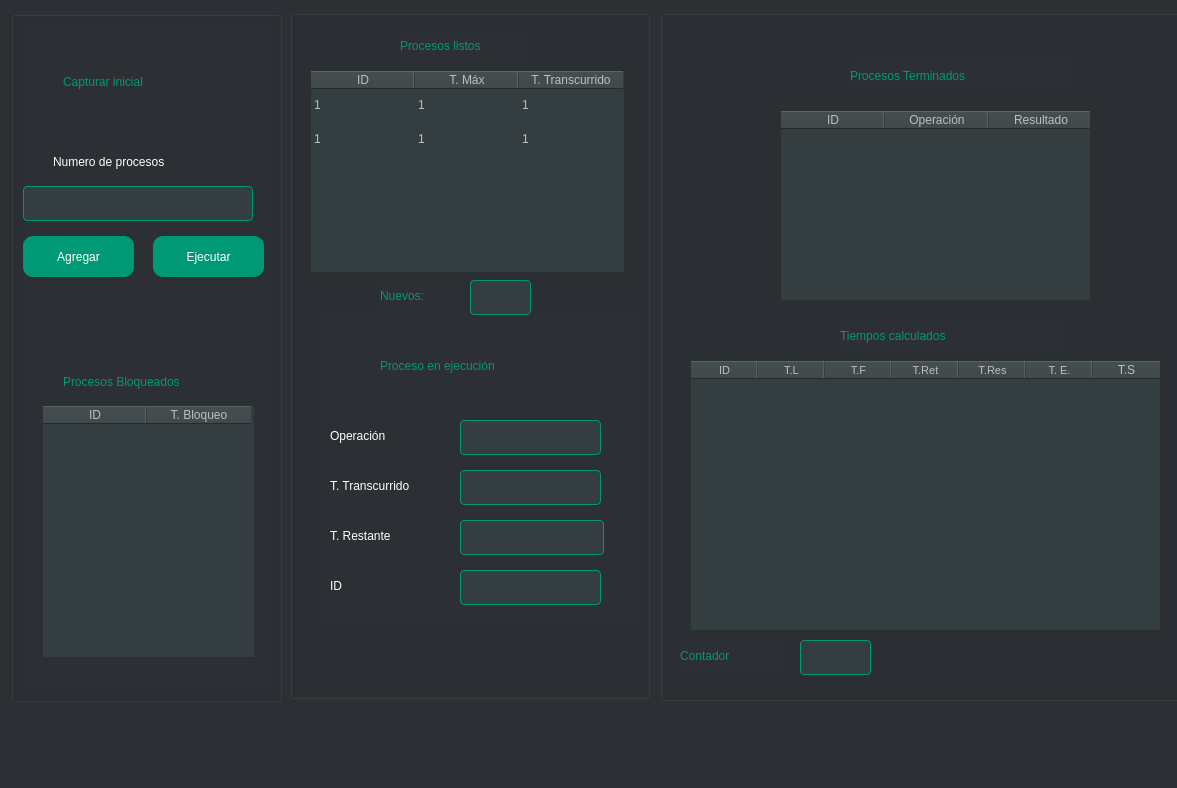
The window that view/mainwindow.ui (IvanBM18/Batch-Processing) describes before a commit, drawn with Qt 5.
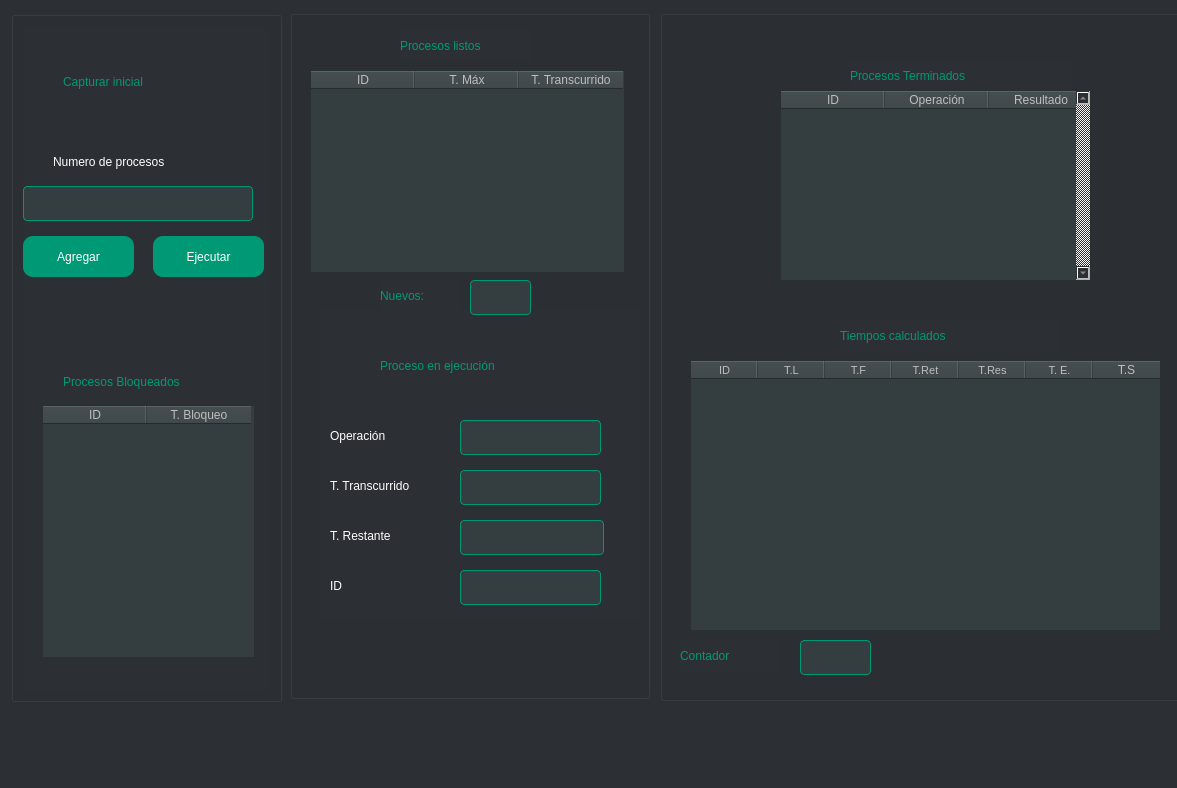
The same window after the commit.

```diff
--- a/view/mainwindow.ui
+++ b/view/mainwindow.ui
@@ -558,7 +558,7 @@
       <bool>false</bool>
      </property>
      <property name="rowCount">
-      <number>2</number>
+      <number>0</number>
      </property>
      <attribute name="horizontalHeaderVisible">
       <bool>true</bool>
@@ -593,16 +593,6 @@
      <attribute name="verticalHeaderHighlightSections">
       <bool>false</bool>
      </attribute>
-     <row>
-      <property name="text">
-       <string>Nueva fila</string>
-      </property>
-     </row>
-     <row>
-      <property name="text">
-       <string>2</string>
-      </property>
-     </row>
      <column>
       <property name="text">
        <string>ID</string>
@@ -618,36 +608,6 @@
        <string>T. Transcurrido</string>
       </property>
      </column>
-     <item row="0" column="0">
-      <property name="text">
-       <string>1</string>
-      </property>
-     </item>
-     <item row="0" column="1">
-      <property name="text">
-       <string>1</string>
-      </property>
-     </item>
-     <item row="0" column="2">
-      <property name="text">
-       <string>1</string>
-      </property>
-     </item>
-     <item row="1" column="0">
-      <property name="text">
-       <string>1</string>
-      </property>
-     </item>
-     <item row="1" column="1">
-      <property name="text">
-       <string>1</string>
-      </property>
-     </item>
-     <item row="1" column="2">
-      <property name="text">
-       <string>1</string>
-      </property>
-     </item>
     </widget>
     <widget class="QLabel" name="label_titulo_ProceL">
      <property name="geometry">
@@ -754,7 +714,7 @@
      <property name="geometry">
       <rect>
        <x>120</x>
-       <y>100</y>
+       <y>80</y>
        <width>311</width>
        <height>191</height>
       </rect>
@@ -763,7 +723,7 @@
       <string notr="true">background-color: rgb(52, 62, 64);</string>
      </property>
      <property name="verticalScrollBarPolicy">
-      <enum>Qt::ScrollBarAlwaysOff</enum>
+      <enum>Qt::ScrollBarAlwaysOn</enum>
      </property>
      <property name="horizontalScrollBarPolicy">
       <enum>Qt::ScrollBarAlwaysOff</enum>
```
Left out of the diff: 3 changed lines with no effect on the pictures.
